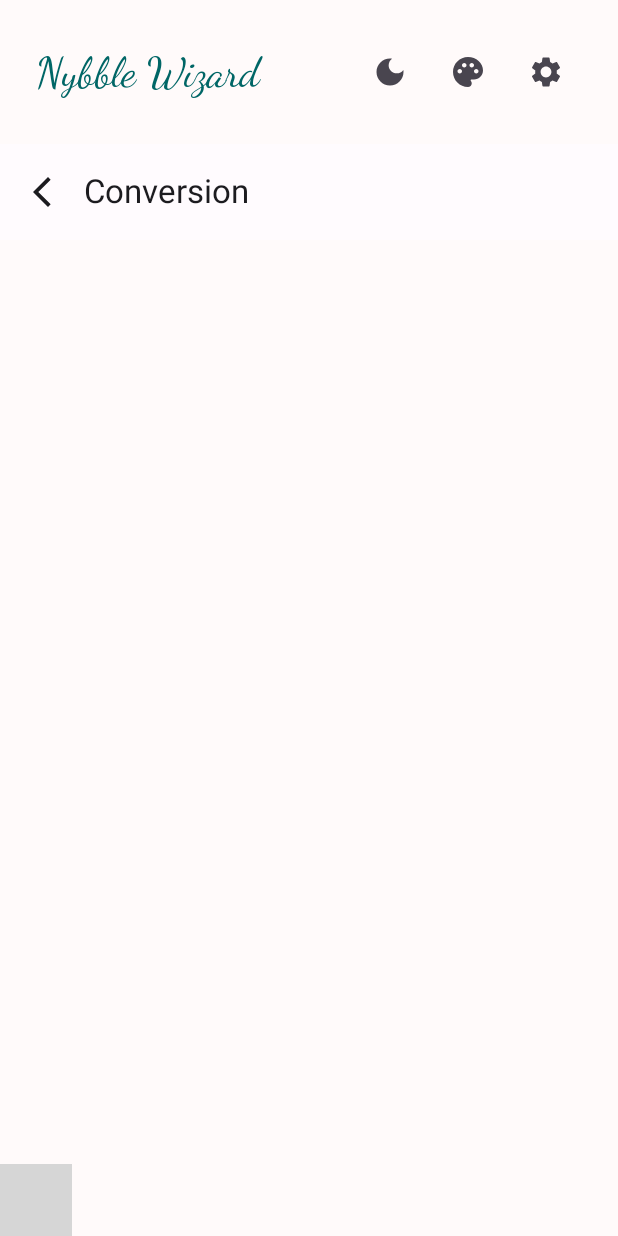
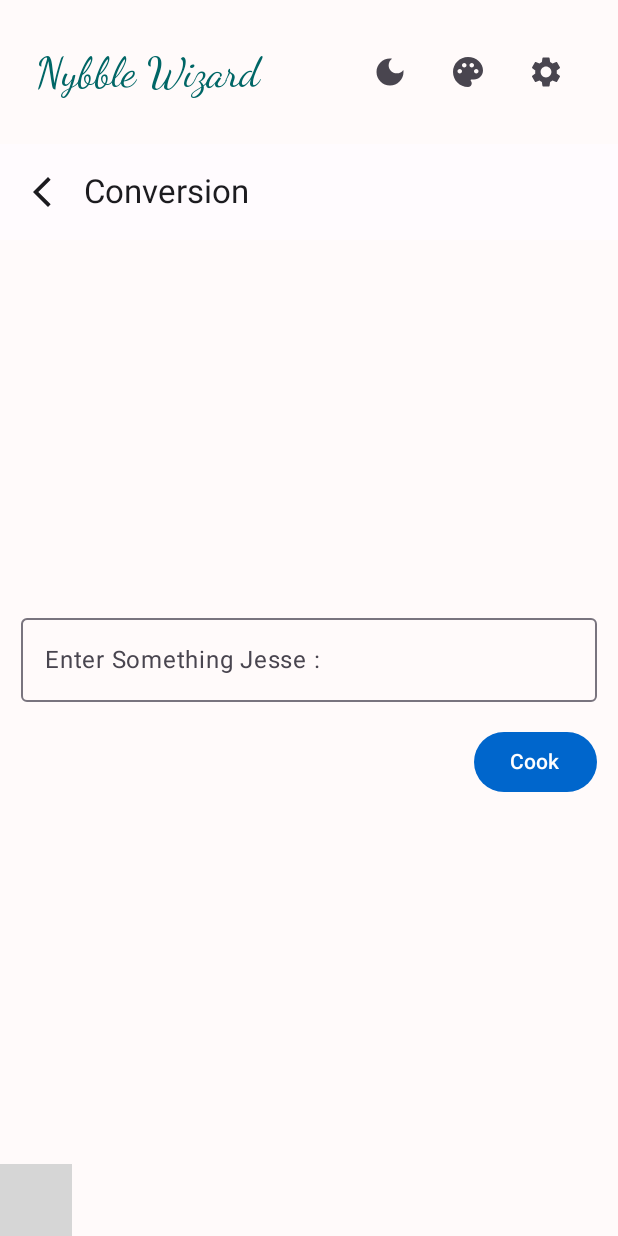
Before and after one commit to hul0/nybblewizard, an Android app built with Jetpack Compose: the converter screen opened through its navigation route, on a phone screen of 412 x 824 dp. Run offline under Robolectric (Android 15) with nearby library versions, the phone set to English and light mode, and no system bars; libraries missing offline, so code that uses them is left out: com.exyte.animatednavbar; grey boxes are pictures that could not be loaded.

Commit message:
Cooking with jesse by taking his inputs

```diff
--- a/app/src/main/java/com/impom/nybblewizard/app/screens/ConversionScreen.kt
+++ b/app/src/main/java/com/impom/nybblewizard/app/screens/ConversionScreen.kt
@@ -1,21 +1,35 @@
 package com.impom.nybblewizard.app.screens
 
+import androidx.compose.foundation.layout.Arrangement
 import androidx.compose.foundation.layout.Box
+import androidx.compose.foundation.layout.Column
+import androidx.compose.foundation.layout.Spacer
 import androidx.compose.foundation.layout.fillMaxSize
+import androidx.compose.foundation.layout.fillMaxWidth
+import androidx.compose.foundation.layout.height
 import androidx.compose.foundation.layout.padding
 import androidx.compose.material.icons.Icons
 import androidx.compose.material.icons.filled.ArrowBackIosNew
 import androidx.compose.material.icons.materialIcon
+import androidx.compose.material3.Button
 import androidx.compose.material3.ExperimentalMaterial3Api
 import androidx.compose.material3.Icon
 import androidx.compose.material3.IconButton
 import androidx.compose.material3.MaterialTheme
+import androidx.compose.material3.OutlinedTextField
 import androidx.compose.material3.Scaffold
 import androidx.compose.material3.Text
 import androidx.compose.material3.TopAppBar
 import androidx.compose.runtime.Composable
+import androidx.compose.runtime.getValue
+import androidx.compose.runtime.mutableStateOf
+import androidx.compose.runtime.remember
+import androidx.compose.runtime.setValue
+import androidx.compose.ui.Alignment
 import androidx.compose.ui.Modifier
 import androidx.compose.ui.tooling.preview.Preview
+import androidx.compose.ui.unit.dp
+import androidx.compose.ui.unit.sp
 import com.impom.nybblewizard.app.reusable.TopNavBar
 
 /**
@@ -49,7 +63,29 @@ fun ConversionScreen(
                 modifier = Modifier.fillMaxSize().padding(innerPadding)
             ){
                 // Start Of Our U.I YESSSS I DID IT
+                var input by remember {mutableStateOf("")}
+            Column(modifier = Modifier
+                .fillMaxSize()
+                .padding(14.dp),
+                verticalArrangement = Arrangement.Center
+            ) {
+                OutlinedTextField(
+                    value = input,
+                    onValueChange = {input = it},
+                    label = { Text("Enter Something Jesse : ")},
+                    modifier = Modifier.fillMaxWidth()
+                )
+                Spacer(modifier = Modifier.height(16.dp))
+
+                Button(onClick = {},
+                    modifier = Modifier.align(Alignment.End)
+                    ) {
+                    Text("Cook")
+                }
+
+            }
+
+            }
         }
         }
     }
-}
```
